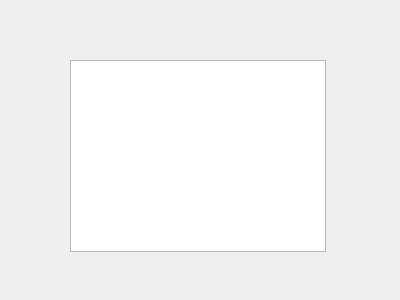
Qt form PROEProjekt2/dialog1.ui (emroczko/CarDealershipManagmentApp) before a commit.
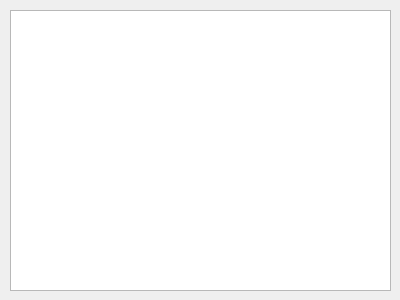
The same form after that commit.

Diff of the .ui file:
```diff
--- a/PROEProjekt2/dialog1.ui
+++ b/PROEProjekt2/dialog1.ui
@@ -16,10 +16,10 @@
   <widget class="QListWidget" name="listWidget">
    <property name="geometry">
     <rect>
-     <x>70</x>
-     <y>60</y>
-     <width>256</width>
-     <height>192</height>
+     <x>10</x>
+     <y>10</y>
+     <width>381</width>
+     <height>281</height>
     </rect>
    </property>
   </widget>
```
